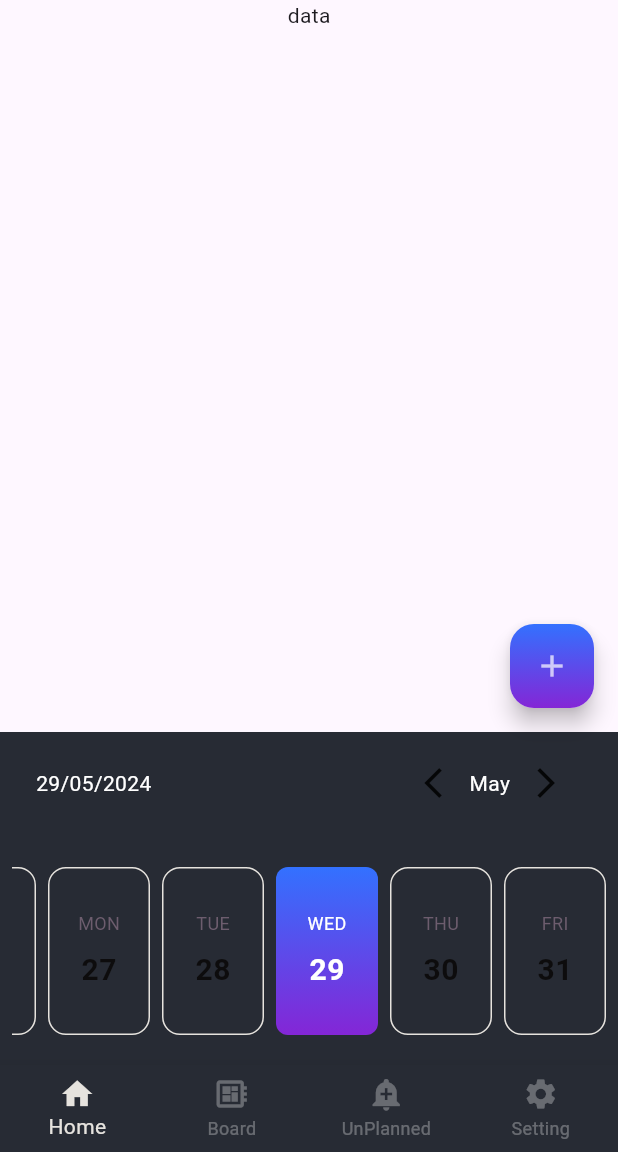
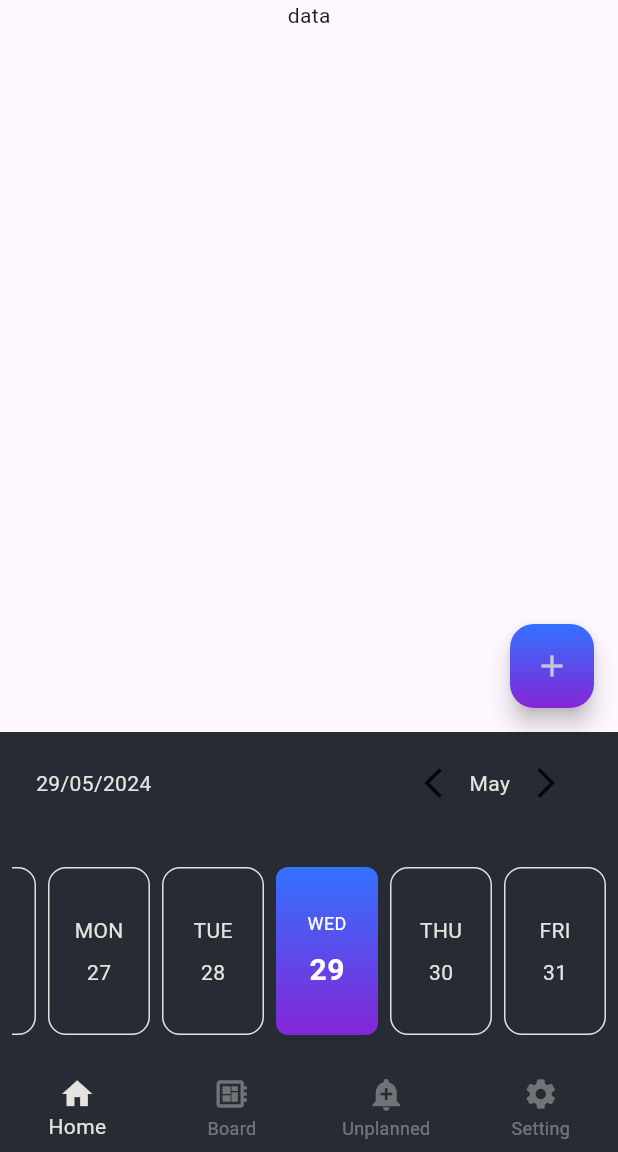
Before and after one commit to javadakbari82/TickTask, a Flutter app: the screen it shows after launch, on a phone screen of 412 x 824 dp, the part 84-1236 px from its top. Run offline on Flutter 3.47's test engine with Material 3 defaults, Android fonts, the light colour scheme and no system bars; drawn by our look-alikes of easy_date_timeline; our stand-ins replace get, isar; accounts and stored records are empty; generated files the repository leaves out were written again.

Commit message:
added Themes

```diff
--- a/lib/colors.dart
+++ b/lib/colors.dart
@@ -6,6 +6,14 @@ class SolidColors {
   static const Color bgAppBarColor = Color.fromARGB(255, 26, 27, 31);
   static const Color bgBottomNavigationBarColor =
       Color.fromARGB(255, 39, 43, 52);
-  static const Color activationBottomNavigationBarColor =
+  static const Color selectedActivationBottomNavigationBarColor =
+      Color.fromARGB(255, 230, 227, 222);
+  static const Color unselectedActivationBottomNavigationBarColor =
+      Color.fromARGB(100, 230, 227, 222);
+  static const Color contentDatePickerColor =
       Color.fromARGB(255, 230, 227, 222);
 }
+
+class GradiantColors {
+  static const List<Color> selectedDay = [Color(0xff3371FF), Color(0xff8426D6)];
+}
--- a/lib/feature/home_screen/presentation/home_controller.dart
+++ b/lib/feature/home_screen/presentation/home_controller.dart
@@ -1,4 +1,4 @@
-import 'package:get/get_state_manager/src/simple/get_controllers.dart';
+import 'package:get/get.dart';
 
 import '../data/local/schema/task_schema.dart';
 import '../data/repository/home_repository.dart';
@@ -6,9 +6,18 @@ import '../data/repository/home_repository.dart';
 class HomeController extends GetxController {
   HomeRepository localRepository;
   HomeController(this.localRepository);
+  var selectedTime =
+      DateTime(DateTime.now().year, DateTime.now().month, DateTime.now().day)
+          .obs;
 
   Future<List<TaskSchema>?> getTasks(DateTime dateTime) {
     Future<List<TaskSchema>?> tasks = localRepository.getTasks(dateTime);
+    // tasks.then((value) {
+    //   if (value!.isEmpty)
+    //     print("empty");
+    //   else
+    //     print(value?[0].name);
+    // });
     return tasks;
   }
 
--- a/lib/feature/home_screen/presentation/home_screen.dart
+++ b/lib/feature/home_screen/presentation/home_screen.dart
@@ -17,7 +17,6 @@ class HomeScreen extends GetView<HomeController> {
           IconButton(
             icon: const Icon(
               Icons.search,
-                color: SolidColors.actionsAppBarrColor,
             ),
             onPressed: () {
               // do something
@@ -26,7 +25,6 @@ class HomeScreen extends GetView<HomeController> {
           IconButton(
             icon: const Icon(
               Icons.more_horiz,
-                color: SolidColors.actionsAppBarrColor,
             ),
             onPressed: () {
               // do something
@@ -35,15 +33,43 @@ class HomeScreen extends GetView<HomeController> {
         ],
         title: const Text(
           "TickTask",
-            style: TextStyle(color: SolidColors.actionsAppBarrColor),
         ),
-          backgroundColor: SolidColors.bgAppBarColor),
+      ),
       body: const Center(
           child: Column(
         mainAxisAlignment: MainAxisAlignment.start,
-          children: [Text("data")],
-        ),
-      ),
+        children: [
+          // ElevatedButton(
+          //   onPressed: () {
+          //     var mytask = TaskSchema()
+          //       ..id = Isar.autoIncrement
+          //       ..dateTime = controller.selectedTime.value
+          //       ..isCancel = false
+          //       ..isDone = false
+          //       ..isNote = false
+          //       ..reminder = true
+          //       ..checkList = [
+          //         CheckListSchema()
+          //           ..name = "first check list"
+          //           ..isDone = false
+          //           ..isCancel = false
+          //       ]
+          //       ..describe = "first task describe"
+          //       ..name = "first task";
+          //     controller.insertTask(mytask);
+          //   },
+          //   child: const Text('insert task'),
+          // ),
+          // ElevatedButton(
+          //   onPressed: () {
+          //     print(controller.selectedTime.value);
+          //     controller.getTasks(controller.selectedTime.value);
+          //   },
+          //   child: const Text('get tasks'),
+          // ),
+          Text("data"),
+        ],
+      )),
       floatingActionButton: FloatingActionButton(
         child: Container(
           width: double.infinity,
@@ -53,24 +79,22 @@ class HomeScreen extends GetView<HomeController> {
             gradient: LinearGradient(
                 begin: Alignment.topCenter,
                 end: Alignment.bottomCenter,
-              colors: [
-                Color(0xff3371FF),
-                Color(0xff8426D6),
-              ],
-            ),
+                colors: GradiantColors.selectedDay),
           ),
           child: const Icon(
             Icons.add,
-            color: Colors.white70,
+            color: SolidColors.actionsAppBarrColor,
           ),
         ),
         onPressed: () {},
       ),
-      bottomNavigationBar: const Column(
+      bottomNavigationBar: Column(
         mainAxisSize: MainAxisSize.min,
         children: [
-          DatePickerWidget(),
-          BottomNavigationWidget(),
+          DatePickerWidget(getDate: (DateTime selectedTime) {
+            controller.selectedTime.value = selectedTime;
+          }),
+          const BottomNavigationWidget(),
         ],
       ),
     );
--- a/lib/feature/home_screen/presentation/widgets/bottom_navigation_widget.dart
+++ b/lib/feature/home_screen/presentation/widgets/bottom_navigation_widget.dart
@@ -1,6 +1,4 @@
 import 'package:flutter/material.dart';
-
-import '../../../../colors.dart';
 
 class BottomNavigationWidget extends StatelessWidget {
   const BottomNavigationWidget({
@@ -11,24 +9,20 @@ class BottomNavigationWidget extends StatelessWidget {
   Widget build(BuildContext context) {
     return BottomNavigationBar(
       currentIndex: 0,
-      selectedItemColor: SolidColors.activationBottomNavigationBarColor,
-      unselectedItemColor: Colors.white30,
       type: BottomNavigationBarType.fixed,
       items: const [
         BottomNavigationBarItem(
           icon: Icon(
             Icons.home,
-            color: SolidColors.activationBottomNavigationBarColor,
           ),
           label: "Home",
         ),
         BottomNavigationBarItem(
             icon: Icon(Icons.developer_board), label: "Board"),
         BottomNavigationBarItem(
-            icon: Icon(Icons.add_alert), label: "UnPlanned"),
+            icon: Icon(Icons.add_alert), label: "Unplanned"),
         BottomNavigationBarItem(icon: Icon(Icons.settings), label: "Setting"),
       ],
-      backgroundColor: SolidColors.bgBottomNavigationBarColor,
     );
   }
 }
--- a/lib/feature/home_screen/presentation/widgets/date_picker_widget.dart
+++ b/lib/feature/home_screen/presentation/widgets/date_picker_widget.dart
@@ -3,16 +3,12 @@ import 'package:flutter/material.dart';
 
 import '../../../../colors.dart';
 
-typedef OnDateChangeCallBack = void Function(DateTime selectedDate);
-
 class DatePickerWidget extends StatefulWidget {
   const DatePickerWidget({
     super.key,
-    this.onDateChange,
+    required this.getDate,
   });
-
-  final OnDateChangeCallBack? onDateChange;
-
+  final Function(DateTime selectedTime) getDate;
   @override
   State<DatePickerWidget> createState() => _DatePickerWidgetState();
 }
@@ -29,34 +25,40 @@ class _DatePickerWidgetState extends State<DatePickerWidget> {
           initialDate: DateTime.now(),
           onDateChange: (selectedDate) {
             //`selectedDate` the new date selected.
-            print(selectedDate.toString());
+            // print(selectedDate.toString());
+            widget.getDate(selectedDate);
           },
           headerProps: const EasyHeaderProps(
             monthPickerType: MonthPickerType.switcher,
             dateFormatter: DateFormatter.fullDateDMY(),
             centerHeader: false,
-            monthStyle: TextStyle(color: Colors.white),
+            monthStyle: TextStyle(color: SolidColors.contentDatePickerColor),
             showMonthPicker: true,
             showSelectedDate: true,
-            selectedDateStyle: TextStyle(color: Colors.white),
+            selectedDateStyle:
+                TextStyle(color: SolidColors.contentDatePickerColor),
           ),
           dayProps: const EasyDayProps(
-            inactiveDayStrStyle: TextStyle(color: Colors.white),
-            inactiveDayNumStyle: TextStyle(color: Colors.white),
-            borderColor: SolidColors.activationBottomNavigationBarColor,
+            todayStyle: DayStyle(
+                dayNumStyle:
+                    TextStyle(color: SolidColors.contentDatePickerColor),
+                monthStrStyle:
+                    TextStyle(color: SolidColors.contentDatePickerColor)),
+            inactiveDayStyle: DayStyle(
+                dayStrStyle:
+                    TextStyle(color: SolidColors.contentDatePickerColor),
+                dayNumStyle:
+                    TextStyle(color: SolidColors.contentDatePickerColor)),
+            borderColor: SolidColors.contentDatePickerColor,
             landScapeMode: true,
             dayStructure: DayStructure.dayStrDayNum,
             activeDayStyle: DayStyle(
               decoration: BoxDecoration(
                 borderRadius: BorderRadius.all(Radius.circular(8)),
                 gradient: LinearGradient(
-                  begin: Alignment.topCenter,
-                  end: Alignment.bottomCenter,
-                  colors: [
-                    Color(0xff3371FF),
-                    Color(0xff8426D6),
-                  ],
-                ),
+                    begin: Alignment.topCenter,
+                    end: Alignment.bottomCenter,
+                    colors: GradiantColors.selectedDay),
               ),
             ),
           ),
--- a/lib/main.dart
+++ b/lib/main.dart
@@ -1,8 +1,8 @@
 import 'package:flutter/material.dart';
 import 'package:get/get.dart';
-import 'package:ticktask/colors.dart';
 import 'package:ticktask/feature/home_screen/presentation/home_binding.dart';
 import 'package:ticktask/feature/home_screen/presentation/home_screen.dart';
+import 'package:ticktask/themes.dart';
 
 void main() {
   runApp(const MyApp());
@@ -16,11 +16,14 @@ class MyApp extends StatelessWidget {
     return GetMaterialApp(
         debugShowCheckedModeBanner: false,
         title: 'TickTask',
-        theme: ThemeData(
-          useMaterial3: true,
-          colorScheme: ColorScheme.fromSeed(seedColor: Colors.deepPurple)
-              .copyWith(background: SolidColors.mainBodyColor),
-        ),
+        theme: Themes.darkTheme,
+        // darkTheme: ThemeData.dark(),
+        //     ThemeData(
+        //   textTheme: const TextTheme(titleLarge: TextStyle()),
+        //   useMaterial3: true,
+        //   colorScheme: ColorScheme.fromSeed(seedColor: Colors.deepPurple)
+        //       .copyWith(background: SolidColors.mainBodyColor),
+        // ),
         initialBinding: HomeBinding(),
         home: const HomeScreen());
   }
--- /dev/null
+++ b/lib/themes.dart
@@ -0,0 +1,24 @@
+import 'package:flutter/material.dart';
+import 'package:ticktask/colors.dart';
+
+class Themes {
+  static final lightTheme = ThemeData();
+
+  static final darkTheme = ThemeData(
+      useMaterial3: true,
+      colorScheme: ColorScheme.fromSeed(seedColor: Colors.deepPurple).copyWith(
+        background: SolidColors.mainBodyColor,
+      ),
+      bottomNavigationBarTheme: const BottomNavigationBarThemeData(
+          backgroundColor: SolidColors.bgBottomNavigationBarColor,
+          selectedItemColor:
+              SolidColors.selectedActivationBottomNavigationBarColor,
+          unselectedItemColor:
+              SolidColors.unselectedActivationBottomNavigationBarColor),
+      appBarTheme: const AppBarTheme(
+          backgroundColor: SolidColors.mainBodyColor,
+          actionsIconTheme:
+              IconThemeData(color: SolidColors.actionsAppBarrColor),
+          titleTextStyle:
+              TextStyle(color: SolidColors.actionsAppBarrColor, fontSize: 22)));
+}
```
Lines whose indentation alone changed are shown as unchanged.
